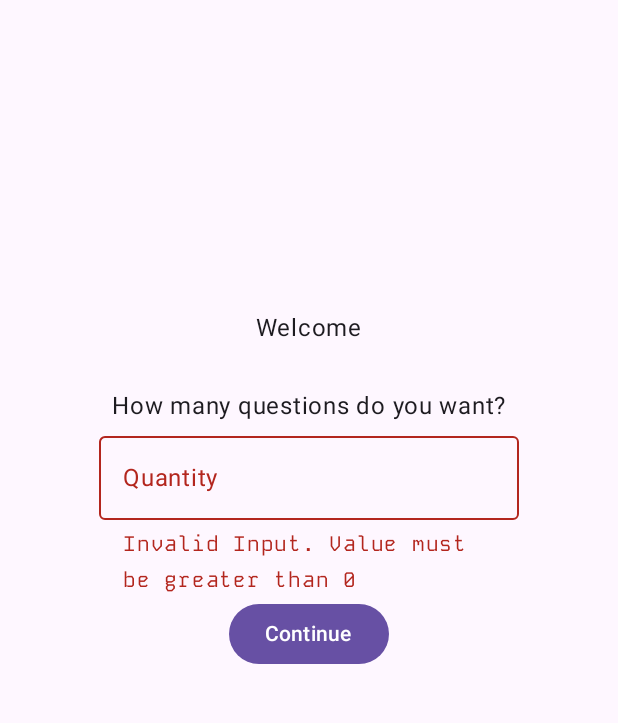
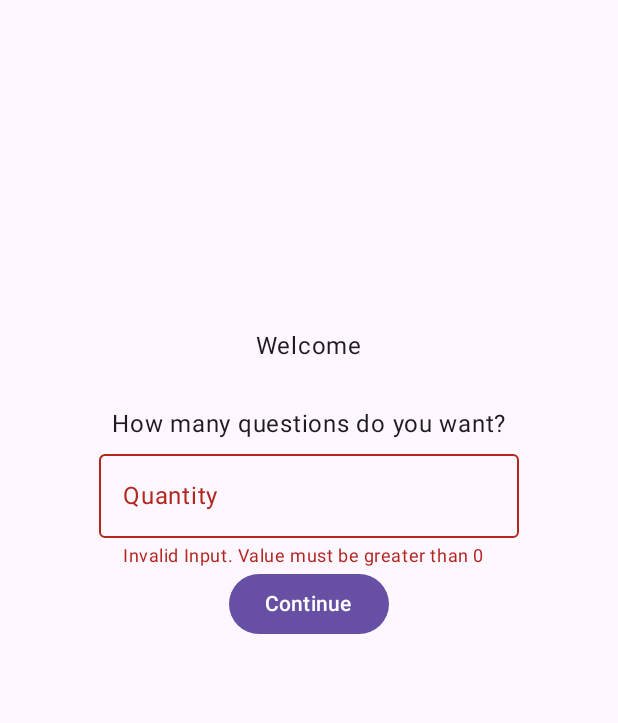
Before and after one commit to HitsuAS/Sequences, an Android app built with Jetpack Compose: the screen it shows after launch (MainActivity), after a tap on "Continue", on a phone screen of 412 x 824 dp, the part 78-801 px from its top. Run offline under Robolectric (Android 15) with nearby library versions, the phone set to English and light mode, and no system bars.

Commit message:
Styled the sequence

```diff
--- a/app/src/main/java/com/example/sequences/ui/theme/Type.kt
+++ b/app/src/main/java/com/example/sequences/ui/theme/Type.kt
@@ -24,10 +24,10 @@ val Typography = Typography(
         lineHeight = 24.sp,
         letterSpacing = 0.5.sp
     ),
-    bodySmall = TextStyle(
+    bodyMedium = TextStyle(
         fontFamily = KodeMono,
         fontWeight = FontWeight.Normal,
-        fontSize = 14.sp
+        fontSize = 18.sp
     )
     /* Other default text styles to override
     titleLarge = TextStyle(
```
Also changed, not shown: app/src/main/java/com/example/sequences/MainActivity.kt (+11 -2 lines).
